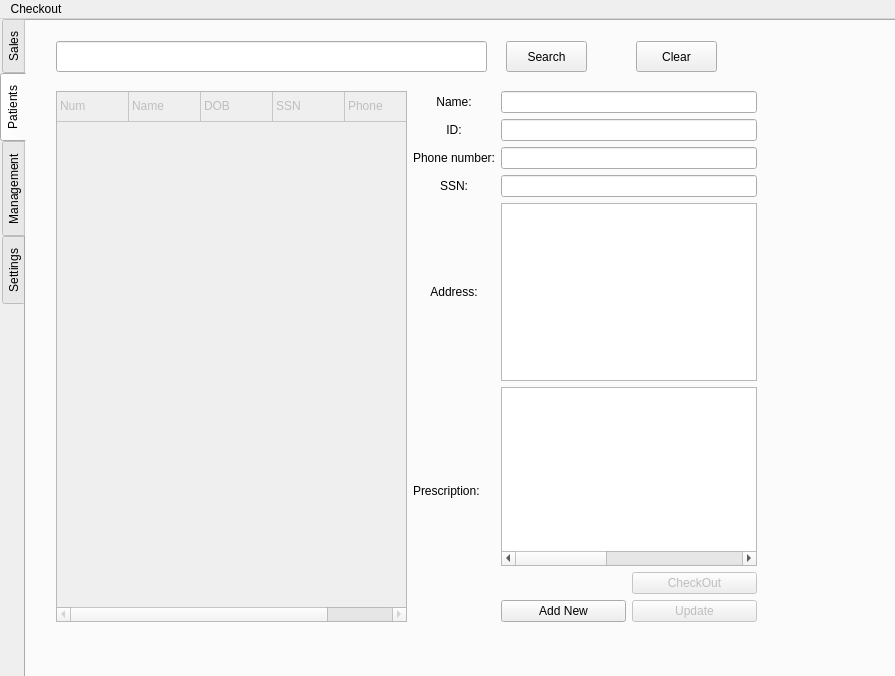
Old version of the form mainwindow.ui in the repository WNewsome/Pharmaceutical-Point-of-Sale.
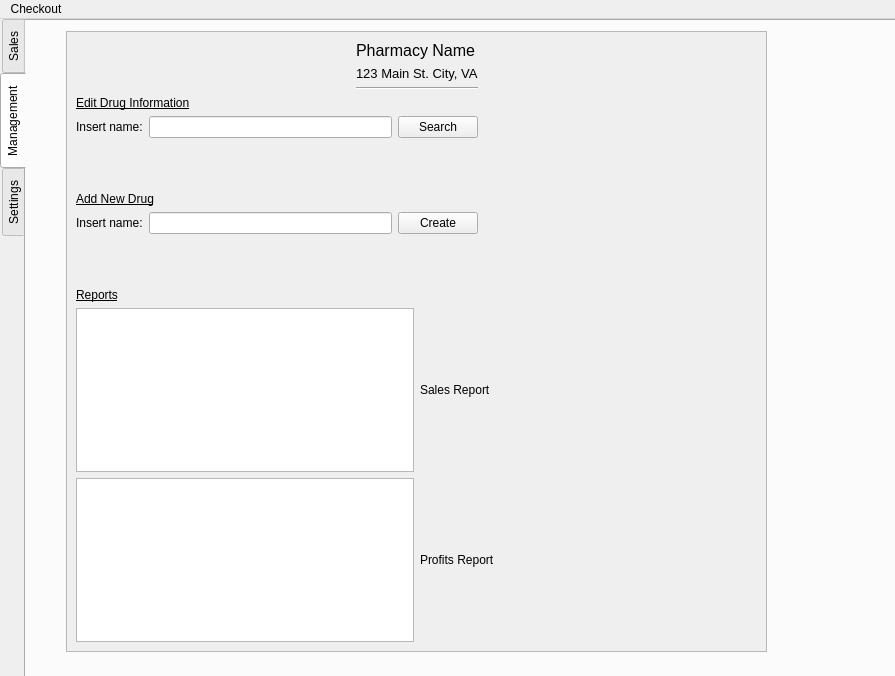
New version of the form.

Commit message: move code other class, and fixed multiple item add to cart

Diff of the .ui file:
```diff
--- a/mainwindow.ui
+++ b/mainwindow.ui
@@ -176,232 +176,6 @@
       </property>
      </widget>
     </widget>
-    <widget class="QWidget" name="tab_2">
-     <attribute name="title">
-      <string>Patients</string>
-     </attribute>
-     <widget class="QWidget" name="gridLayoutWidget">
-      <property name="geometry">
-       <rect>
-        <x>30</x>
-        <y>70</y>
-        <width>701</width>
-        <height>531</height>
-       </rect>
-      </property>
-      <layout class="QGridLayout" name="gridLayout_5">
-       <item row="3" column="2" colspan="2">
-        <widget class="QLineEdit" name="ssnEdit"/>
-       </item>
-       <item row="0" column="2" colspan="2">
-        <widget class="QLineEdit" name="nameEdit"/>
-       </item>
-       <item row="5" column="2" colspan="2">
-        <widget class="QTableWidget" name="prescriptionTable">
-         <property name="columnCount">
-          <number>5</number>
-         </property>
-         <attribute name="horizontalHeaderVisible">
-          <bool>false</bool>
-         </attribute>
-         <column/>
-         <column/>
-         <column/>
-         <column/>
-         <column/>
-        </widget>
-       </item>
-       <item row="2" column="2" colspan="2">
-        <widget class="QLineEdit" name="phoneEdit"/>
-       </item>
-       <item row="2" column="1">
-        <widget class="QLabel" name="label_phone">
-         <property name="text">
-          <string>Phone number:</string>
-         </property>
-         <property name="alignment">
-          <set>Qt::AlignCenter</set>
-         </property>
-        </widget>
-       </item>
-       <item row="3" column="1">
-        <widget class="QLabel" name="label_ssn">
-         <property name="text">
-          <string>SSN:</string>
-         </property>
-         <property name="alignment">
-          <set>Qt::AlignCenter</set>
-         </property>
-        </widget>
-       </item>
-       <item row="1" column="1">
-        <widget class="QLabel" name="label_id">
-         <property name="text">
-          <string>ID:</string>
-         </property>
-         <property name="alignment">
-          <set>Qt::AlignCenter</set>
-         </property>
-        </widget>
-       </item>
-       <item row="4" column="1">
-        <widget class="QLabel" name="label_address">
-         <property name="text">
-          <string>Address:</string>
-         </property>
-         <property name="alignment">
-          <set>Qt::AlignCenter</set>
-         </property>
-        </widget>
-       </item>
-       <item row="4" column="2" colspan="2">
-        <widget class="QPlainTextEdit" name="addressEdit"/>
-       </item>
-       <item row="7" column="2">
-        <widget class="QPushButton" name="addNewButton">
-         <property name="text">
-          <string>Add New</string>
-         </property>
-        </widget>
-       </item>
-       <item row="0" column="1">
-        <widget class="QLabel" name="label_name">
-         <property name="text">
-          <string>Name:</string>
-         </property>
-         <property name="alignment">
-          <set>Qt::AlignCenter</set>
-         </property>
-        </widget>
-       </item>
-       <item row="7" column="3">
-        <widget class="QPushButton" name="update_pButton">
-         <property name="enabled">
-          <bool>false</bool>
-         </property>
-         <property name="text">
-          <string>Update</string>
-         </property>
-        </widget>
-       </item>
-       <item row="1" column="2" colspan="2">
-        <widget class="QLineEdit" name="idEdit"/>
-       </item>
-       <item row="0" column="0" rowspan="8">
-        <widget class="QTableWidget" name="tableWidget">
-         <property name="enabled">
-          <bool>false</bool>
-         </property>
-         <property name="rowCount">
-          <number>1</number>
-         </property>
-         <property name="columnCount">
-          <number>5</number>
-         </property>
-         <attribute name="horizontalHeaderVisible">
-          <bool>false</bool>
-         </attribute>
-         <attribute name="horizontalHeaderDefaultSectionSize">
-          <number>72</number>
-         </attribute>
-         <attribute name="horizontalHeaderHighlightSections">
-          <bool>true</bool>
-         </attribute>
-         <attribute name="verticalHeaderVisible">
-          <bool>false</bool>
-         </attribute>
-         <row/>
-         <column/>
-         <column/>
-         <column/>
-         <column/>
-         <column/>
-         <item row="0" column="0">
-          <property name="text">
-           <string>Num</string>
-          </property>
-         </item>
-         <item row="0" column="1">
-          <property name="text">
-           <string>Name</string>
-          </property>
-         </item>
-         <item row="0" column="2">
-          <property name="text">
-           <string>DOB</string>
-          </property>
-         </item>
-         <item row="0" column="3">
-          <property name="text">
-           <string>SSN</string>
-          </property>
-         </item>
-         <item row="0" column="4">
-          <property name="text">
-           <string>Phone</string>
-          </property>
-         </item>
-        </widget>
-       </item>
-       <item row="5" column="1" rowspan="2">
-        <widget class="QLabel" name="label_prescription">
-         <property name="text">
-          <string>Prescription:</string>
-         </property>
-        </widget>
-       </item>
-       <item row="6" column="3">
-        <widget class="QPushButton" name="checkout_button">
-         <property name="enabled">
-          <bool>false</bool>
-         </property>
-         <property name="text">
-          <string>CheckOut</string>
-         </property>
-        </widget>
-       </item>
-      </layout>
-     </widget>
-     <widget class="QLineEdit" name="search_lineEdit_2">
-      <property name="geometry">
-       <rect>
-        <x>30</x>
-        <y>20</y>
-        <width>431</width>
-        <height>31</height>
-       </rect>
-      </property>
-     </widget>
-     <widget class="QPushButton" name="search_button_2">
-      <property name="geometry">
-       <rect>
-        <x>480</x>
-        <y>20</y>
-        <width>81</width>
-        <height>31</height>
-       </rect>
-      </property>
-      <property name="text">
-       <string>Search</string>
-      </property>
-      <property name="shortcut">
-       <string>Return</string>
-      </property>
-     </widget>
-     <widget class="QPushButton" name="clear_button">
-      <property name="geometry">
-       <rect>
-        <x>610</x>
-        <y>20</y>
-        <width>81</width>
-        <height>31</height>
-       </rect>
-      </property>
-      <property name="text">
-       <string>Clear</string>
-      </property>
-     </widget>
-    </widget>
     <widget class="QWidget" name="tab_3">
      <attribute name="title">
       <string>Management</string>
```
Left out of the diff: 12 changed lines with no effect on the pictures. The commit also changes 10 other files.
